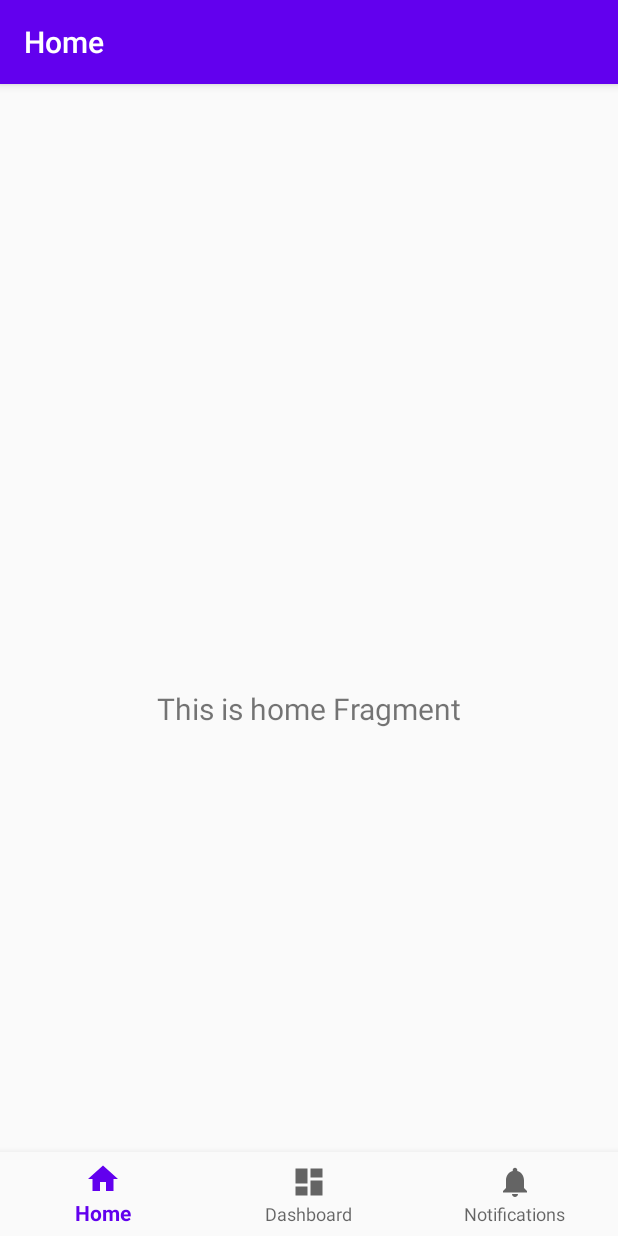
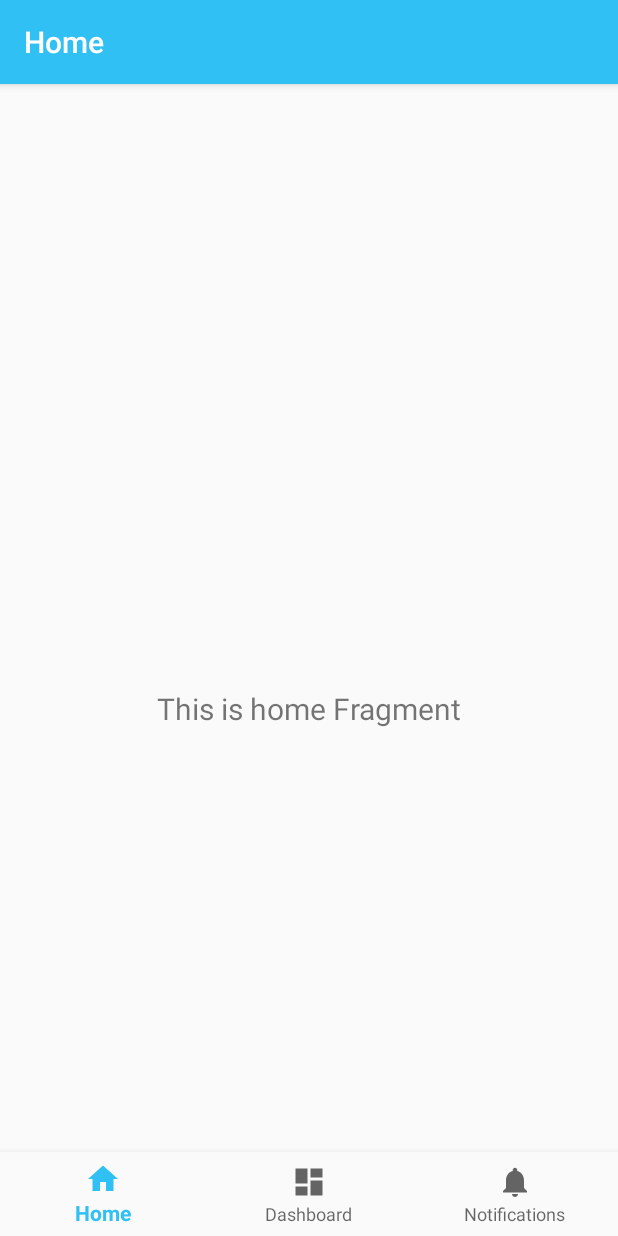
Before and after one commit to qoolqas/UI-Training, an Android app: the screen it shows after launch (MainActivity), on a phone screen of 412 x 824 dp. Run offline under Robolectric (Android 15) with nearby library versions, the phone set to English and light mode, and no system bars; our stand-ins replace navigation-ui.

```diff
--- a/app/src/main/AndroidManifest.xml
+++ b/app/src/main/AndroidManifest.xml
@@ -9,6 +9,7 @@
         android:roundIcon="@mipmap/ic_launcher_round"
         android:supportsRtl="true"
         android:theme="@style/AppTheme">
+        <activity android:name=".LoginActivity"></activity>
         <activity
             android:name=".MainActivity"
             android:label="@string/title_activity_main">
--- a/app/src/main/res/values/colors.xml
+++ b/app/src/main/res/values/colors.xml
@@ -1,6 +1,6 @@
 <?xml version="1.0" encoding="utf-8"?>
 <resources>
-    <color name="colorPrimary">#6200EE</color>
+    <color name="colorPrimary">#30C0F3</color>
     <color name="colorPrimaryDark">#3700B3</color>
     <color name="colorAccent">#03DAC5</color>
 </resources>
```
Also changed, not shown: app/src/main/java/com/qoolqas/ui1/LoginActivity.kt (added, +14 -0 lines), app/src/main/res/layout/activity_login.xml (added, +9 -0 lines).
